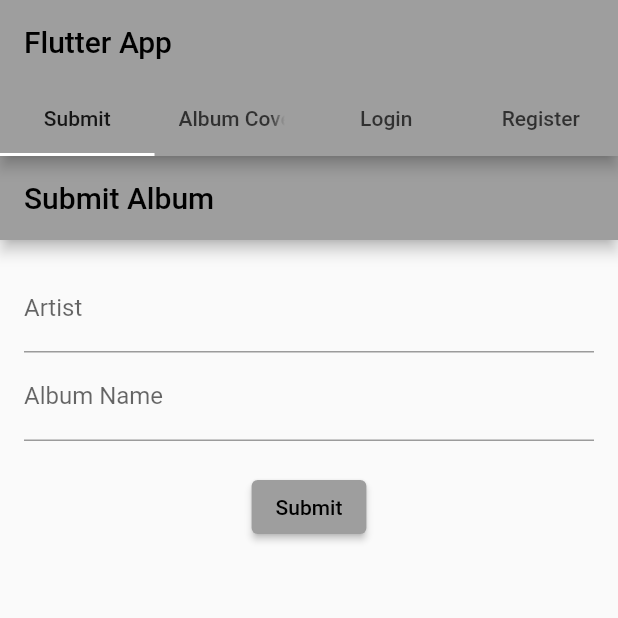
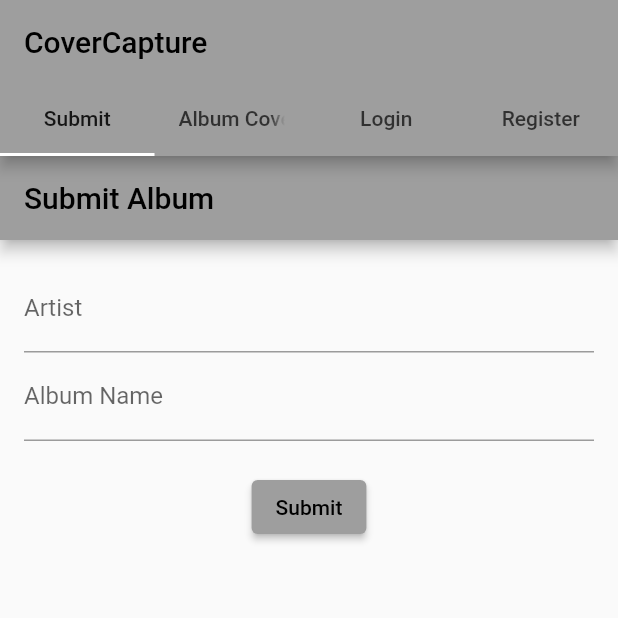
Before and after one commit to Harlock024/Flutter_covercapture_front, a Flutter app: the screen it shows after launch, after a tap on "Submit", on a phone screen of 412 x 824 dp, the top half of it. Run offline on Flutter 3.47's test engine with Material 2 defaults, Android fonts, the phone set to English and light mode, and no system bars; our stand-ins replace graphql_flutter, shared_preferences; network calls fail.

Commit message:
front v1

```diff
--- a/lib/graphql_service.dart
+++ b/lib/graphql_service.dart
@@ -4,7 +4,7 @@ import 'package:shared_preferences/shared_preferences.dart';
 
 class GraphQLService {
   static final HttpLink httpLink = HttpLink(
-    'http://127.0.0.1:8000/graphql/',  // Reemplaza con tu endpoint GraphQL
+    'http://34.174.244.94:8080/graphql/',  // Reemplaza con tu endpoint GraphQL
   );
 
   static final AuthLink authLink = AuthLink(
--- a/lib/main.dart
+++ b/lib/main.dart
@@ -1,34 +1,40 @@
 import 'package:flutter/material.dart';
 import 'package:graphql_flutter/graphql_flutter.dart';
+import 'package:shared_preferences/shared_preferences.dart';
 import 'screens/album_cover_page.dart';
 import 'screens/submit_page.dart';
 import 'screens/login_page.dart';
 import 'screens/register_page.dart';
-import 'graphql_service.dart';  // Importa GraphQLService
+import 'graphql_service.dart'; // Asegúrate de importar GraphQLService
 
 Future<void> main() async {
   WidgetsFlutterBinding.ensureInitialized();
 
-  // Inicializa el cliente GraphQL
-  final client = ValueNotifier<GraphQLClient>(GraphQLService.client);
+  // Obtener el authToken desde SharedPreferences
+  final prefs = await SharedPreferences.getInstance();
+  final authToken = prefs.getString('authToken');
 
-  runApp(MyApp(client: client));
+  runApp(MyApp(authToken: authToken));
 }
 
+
 class MyApp extends StatelessWidget {
-  final ValueNotifier<GraphQLClient> client;
+  final String? authToken;
 
-  const MyApp({super.key, required this.client});
+  const MyApp({Key? key, this.authToken}) : super(key: key);
 
   @override
   Widget build(BuildContext context) {
+    final client = ValueNotifier<GraphQLClient>(GraphQLService.client);
+
     return GraphQLProvider(
       client: client,
       child: CacheProvider(
         child: MaterialApp(
+          debugShowCheckedModeBanner: false,
           title: 'Album Cover App',
           theme: ThemeData(primarySwatch: Colors.grey),
-          home: const MyHomePage(),
+          home: MyHomePage(authToken: authToken),
         ),
       ),
     );
@@ -36,14 +42,17 @@ class MyApp extends StatelessWidget {
 }
 
 class MyHomePage extends StatelessWidget {
-  const MyHomePage({super.key});
+  final String? authToken;
+
+  const MyHomePage({Key? key, this.authToken}) : super(key: key);
+
   @override
   Widget build(BuildContext context) {
     return DefaultTabController(
       length: 4,
       child: Scaffold(
         appBar: AppBar(
-          title: const Text("Flutter App"),
+          title: const Text("CoverCapture"),
           bottom: const TabBar(
             tabs: [
               Tab(text: 'Submit'),
@@ -52,13 +61,25 @@ class MyHomePage extends StatelessWidget {
               Tab(text: 'Register'),
             ],
           ),
+          actions: [
+            if (authToken != null)
+              IconButton(
+                icon: const Icon(Icons.logout),
+                onPressed: () async {
+                  final prefs = await SharedPreferences.getInstance();
+                  await prefs.remove('authToken');
+                  // ignore: use_build_context_synchronously
+                  Navigator.of(context).pushNamedAndRemoveUntil('/', (route) => false);
+                },
+              ),
+          ],
         ),
-        body:  TabBarView(
+        body: TabBarView(
           children: [
             SubmitPage(),
-          const  AlbumCoverPage(),
-          const LoginPage(),
-          const  RegisterPage(),
+            const AlbumCoverPage(),
+            const LoginPage(),
+            const RegisterPage(),
           ],
         ),
       ),
--- a/lib/screens/album_cover_page.dart
+++ b/lib/screens/album_cover_page.dart
@@ -15,7 +15,7 @@ class AlbumCoverPage extends StatelessWidget {
   Future<void> createVote(int albumCoverId) async {
     final authToken = await _getAuthToken();
     if (authToken != null) {
-      const  url = 'http://127.0.0.1:8000/graphql/';
+      const  url = 'http://34.174.244.94:8080/graphql/';
       final headers = <String, String>{
         'Content-Type': 'application/json',
         'Authorization': 'JWT $authToken',
--- a/lib/screens/submit_page.dart
+++ b/lib/screens/submit_page.dart
@@ -18,7 +18,7 @@ class SubmitPage extends StatelessWidget {
   Future<void> _sendMutationWithFetch() async {
     final authToken = await _getAuthToken();
     if (authToken != null) {
-      const  url = 'http://127.0.0.1:8000/graphql/';
+      const  url = 'http://34.174.244.94:8080/graphql/';
       final headers = <String, String>{
         'Content-Type': 'application/json',
         'Authorization': 'JWT $authToken',
```
Also changed, not shown: firebase.json (added), 2 other files.
